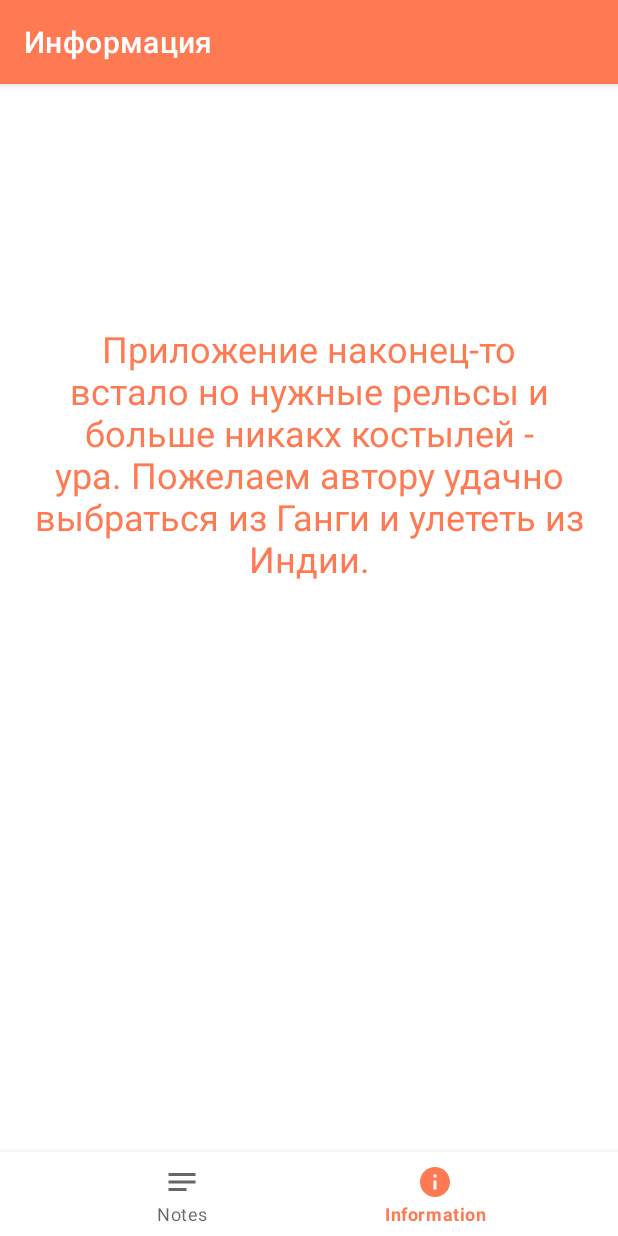
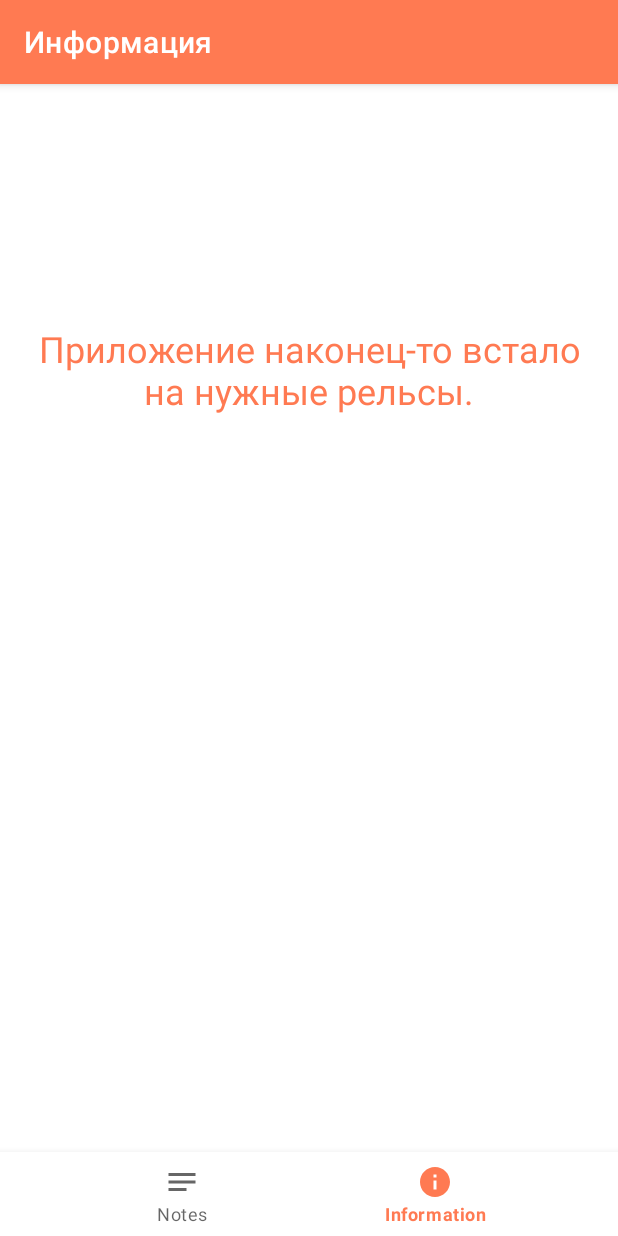
Before and after one commit to mewerm/notes, an Android app: the screen it shows after launch (MainActivity), item 2 of the bottom bar chosen, on a phone screen of 412 x 824 dp. Run offline under Robolectric (Android 15) with nearby library versions, the phone set to English and light mode, and no system bars.

Commit message:
10 домашняя работа RecycleView

```diff
--- a/app/src/main/res/values/strings.xml
+++ b/app/src/main/res/values/strings.xml
@@ -7,6 +7,6 @@
     <string name="notes_list">Заметки</string>
     <string name="info">info</string>
     <string name="notes_info">Информация</string>
-    <string name="about_program">Приложение наконец-то встало но нужные рельсы и больше никакх костылей - ура. Пожелаем автору удачно выбраться из Ганги и улететь из Индии.</string>
+    <string name="about_program">Приложение наконец-то встало на нужные рельсы.</string>
     <string name="ok">Sehr Gut</string>
 </resources>
```
